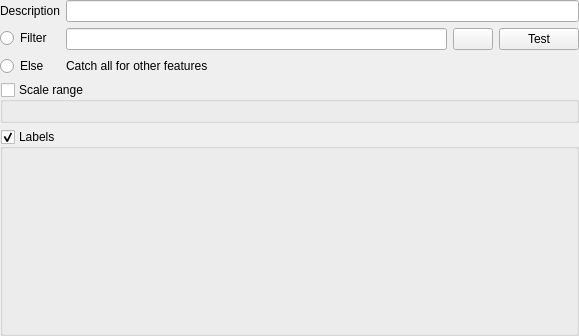
Before: the Qt Designer form src/ui/qgslabelingrulepropswidget.ui in carsmie/QGIS, drawn with Qt 5.
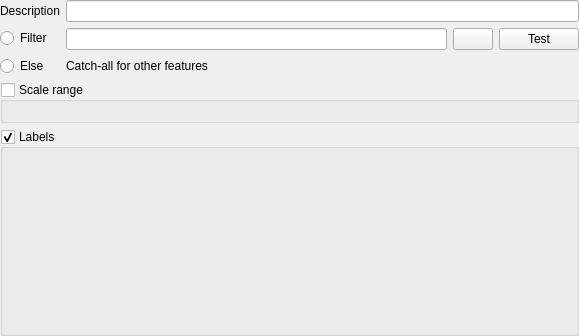
After: the same form once the commit is applied. Icons and pictures are not drawn. Custom widgets are drawn as their Qt base class.

Commit message: 'Catch all' -> 'Catch-all'

What changed in the file:
```diff
--- a/src/ui/qgslabelingrulepropswidget.ui
+++ b/src/ui/qgslabelingrulepropswidget.ui
@@ -88,7 +88,7 @@
          <item row="2" column="1">
           <widget class="QLabel" name="label">
            <property name="text">
-            <string>Catch all for other features</string>
+            <string>Catch-all for other features</string>
            </property>
           </widget>
          </item>
```
The commit also changes 1 other file.
